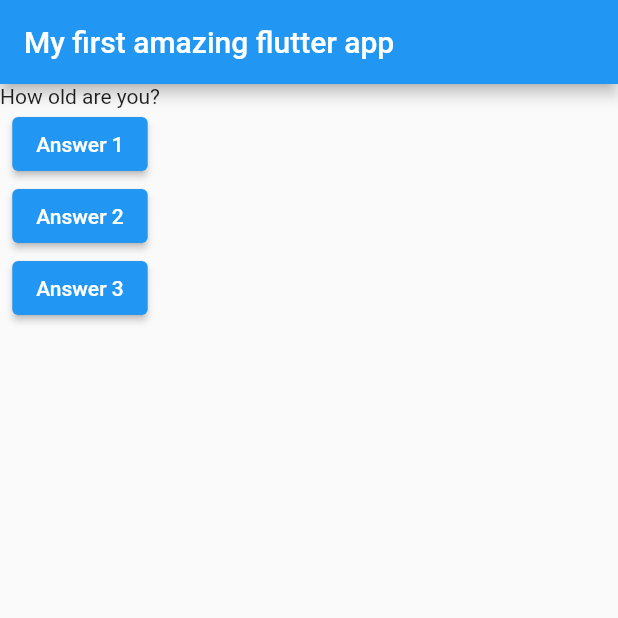
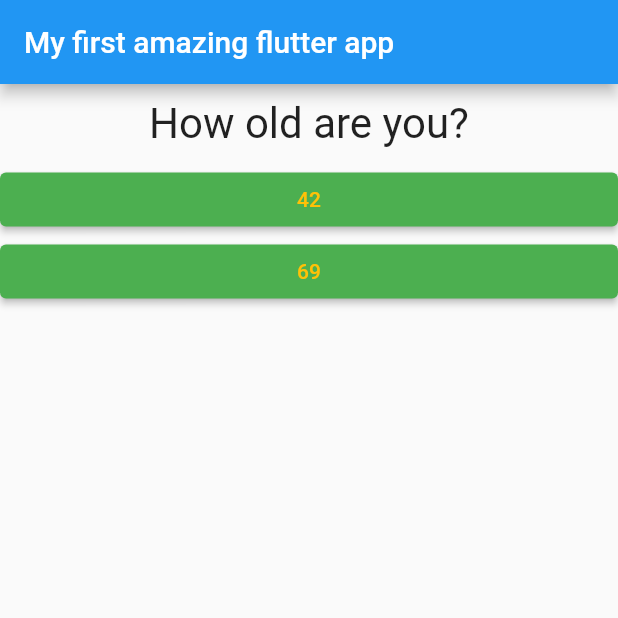
Before and after one commit to kis619/Flutter_quizz_app, a Flutter app: the screen it shows after launch, on a phone screen of 412 x 824 dp, the top half of it. Run offline on Flutter 3.47's test engine with Material 2 defaults, Android fonts, the phone set to English and light mode, and no system bars.

```diff
--- /dev/null
+++ b/lib/answer.dart
@@ -0,0 +1,24 @@
+import 'package:flutter/material.dart';
+
+class Answer extends StatelessWidget {
+  final String answerText;
+  final VoidCallback selectHandler;
+
+  const Answer(
+      {super.key, required this.answerText, required this.selectHandler});
+
+  @override
+  Widget build(BuildContext context) {
+    return Container(
+      width: double.infinity,
+      child: ElevatedButton(
+        style: ButtonStyle(
+          backgroundColor: MaterialStateProperty.all(Colors.green),
+          foregroundColor: MaterialStateProperty.all(Colors.amber),
+        ),
+        onPressed: selectHandler,
+        child: Text(answerText),
+      ),
+    );
+  }
+}
--- a/lib/main.dart
+++ b/lib/main.dart
@@ -1,29 +1,46 @@
 import 'package:flutter/material.dart';
+import 'package:guide_basics/answer.dart';
+
+import './listAnswers.dart';
+import './question.dart';
 
 // void main() {
 //   runApp(MyApp());
 // }
 
-void main() => {runApp(MyApp())};
+void main() => {runApp(const MyApp())};
 
 class MyApp extends StatefulWidget {
-  // MyApp({super.key});
+  const MyApp({super.key});
   @override
   State<StatefulWidget> createState() {
-    return MyAppState();
+    return _MyAppState();
   }
 }
 
-class MyAppState extends State<MyApp> {
-  final questions = const ['How old are you?', 'What\'s your favourite color?'];
-  var questionIndex = 0;
-  void answerQuestion() {
-    setState(() {
-
-      questionIndex += 1;
+class _MyAppState extends State<MyApp> {
+  final questions = const [
+    {
+      'question': 'How old are you?',
+      'answers': ['42', '69'],
+    },
+    {
+      'question': 'What\'s your favourite color?',
+      'answers': ['purple', 'orange', 'mellow', 'yellow'],
+    },
+    {
+      'question': 'Where should I go?',
+      'answers': ['BG', 'DE', 'HE', 'relax'],
+    },
+  ];
+  var _questionIndex = 0;
+  void _answerQuestion() {
+    setState(
+      () {
+        _questionIndex += 1;
       },
     );
-    print(questionIndex);
+    print(_questionIndex);
   }
 
   @override
@@ -35,17 +52,16 @@ class MyAppState extends State<MyApp> {
         ),
         body: Column(
           children: [
-            Text(questions[questionIndex]),
-            ElevatedButton(
-                onPressed: answerQuestion, child: const Text('Answer 1')),
-            ElevatedButton(
-                onPressed: () => print("Answer two"),
-                child: const Text('Answer 2')),
-            ElevatedButton(
-                onPressed: () {
-                  print("Answer three");
-                },
-                child: const Text('Answer 3')),
+            Question(
+                questionText: questions[_questionIndex]['question'].toString()),
+            ...(questions[_questionIndex]['answers'] as List<String>)
+                .map((answer) {
+              return Answer(answerText: answer, selectHandler: _answerQuestion);
+            }).toList(),
+            // ListAnswers(
+            // answerQuestion: _answerQuestion,
+            // answers: questions[_questionIndex]['answers'],
+            // ),
           ],
         ),
       ),
--- /dev/null
+++ b/lib/question.dart
@@ -0,0 +1,20 @@
+import 'package:flutter/material.dart';
+
+class Question extends StatelessWidget {
+  final String questionText;
+
+  const Question({super.key, required this.questionText});
+
+  @override
+  Widget build(BuildContext context) {
+    return Container(
+      width: double.infinity,
+      margin: const EdgeInsets.all(10),
+      child: Text(
+        questionText,
+        style: const TextStyle(fontSize: 28),
+        textAlign: TextAlign.center,
+      ),
+    );
+  }
+}
```
Also changed, not shown: lib/listAnswers.dart (added, +32 -0 lines).
